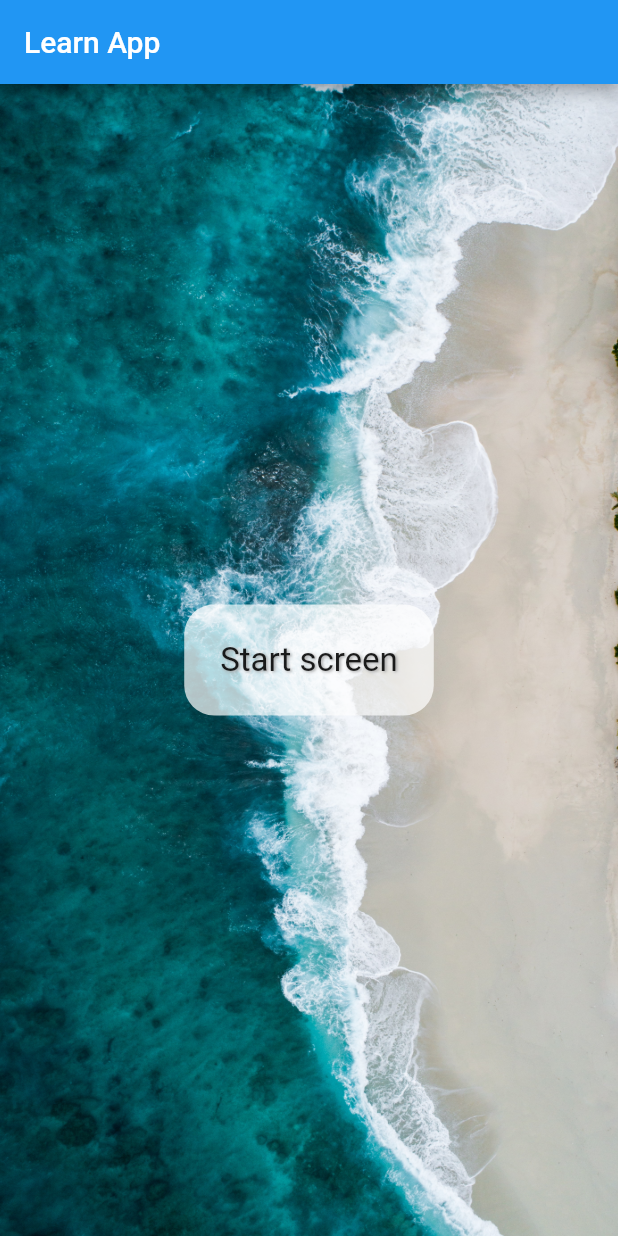
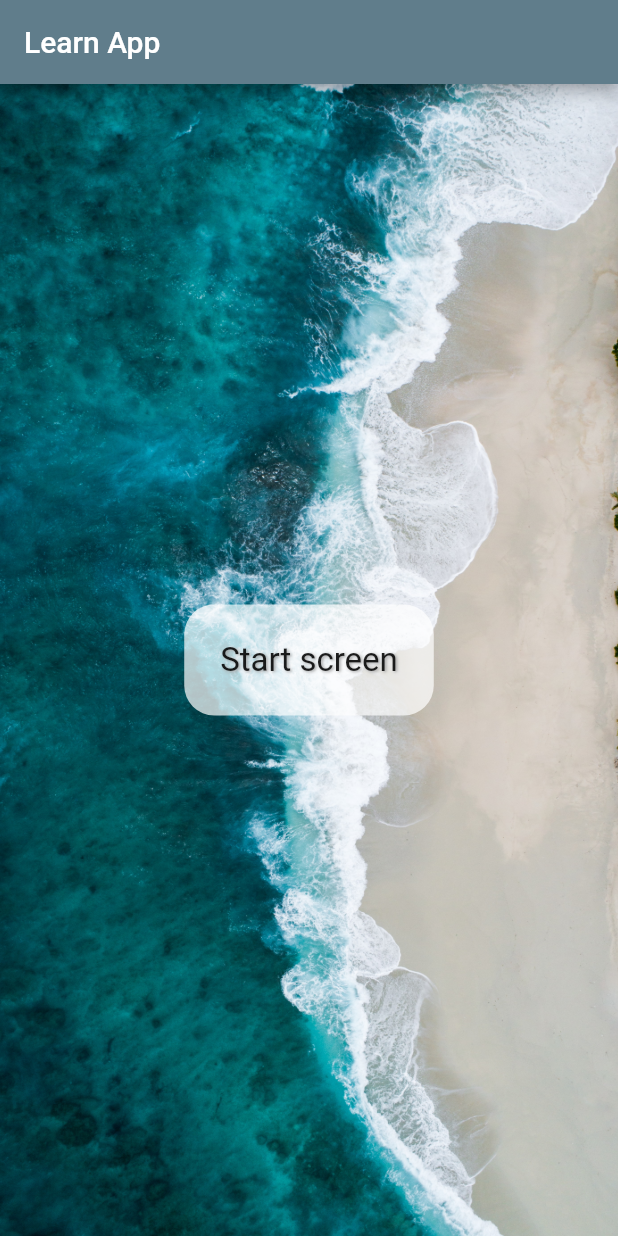
Before and after one commit to dmusial98/LearnApp, a Flutter app: the screen it shows after launch, on a phone screen of 412 x 824 dp. Run offline on Flutter 3.47's test engine with Material 2 defaults, Android fonts, the phone set to English and light mode, and no system bars.

Commit message:
Minor changes

```diff
--- a/lib/main.dart
+++ b/lib/main.dart
@@ -12,8 +12,9 @@ class LearnApp extends StatelessWidget {
 
   @override
   Widget build(BuildContext context) {
-    return const MaterialApp(
-      home: IntroScreen()
+    return MaterialApp(
+      theme: ThemeData(primarySwatch: Colors.blueGrey),
+      home: const IntroScreen()
     );
   }
 }
```
